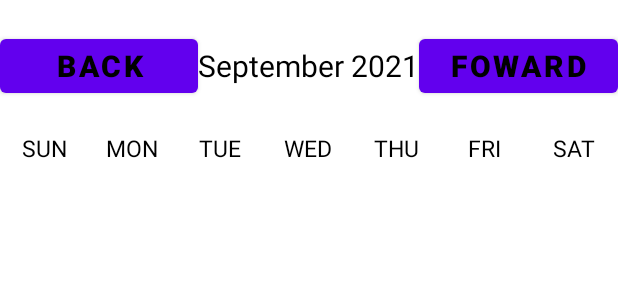
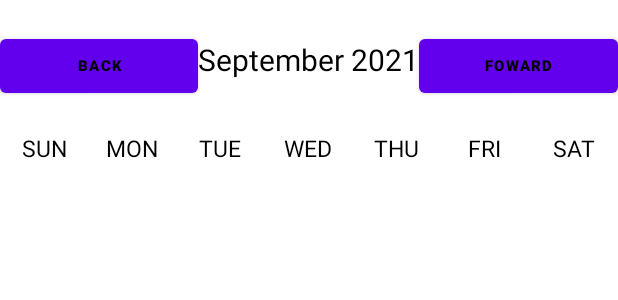
Before and after one commit to CP3405-2021-Team-StickyNotes/StickyOS, an Android app: the layout activity_calendar.xml on its own in the app's theme, with its tools: preview values and no code run, on a phone screen of 412 x 824 dp. Shown: the top 300 px of the screen. Run offline under Robolectric (Android 15) with nearby library versions, the phone set to English and light mode, and no system bars.

Commit message:
Finished calendar app

```diff
--- a/app/src/main/res/layout/activity_calendar.xml
+++ b/app/src/main/res/layout/activity_calendar.xml
@@ -14,13 +14,15 @@
         android:layout_marginBottom="20dp">
 
         <Button
+            android:id="@+id/month_navigation_previous"
             android:layout_width="0dp"
+            android:onClick="previousMonthAction"
             android:layout_height="wrap_content"
             android:layout_weight="1"
-            android:text="back"
+            android:text="@string/back"
             android:textColor="@color/black"
             android:textStyle="bold"
-            android:textSize="20sp">
+            android:textSize="10sp">
         </Button>
 
         <TextView
@@ -32,18 +34,19 @@
             android:textSize="20sp"
             android:textAlignment="center"
             android:textStyle="bold"
-            android:text="September 2021">
+            android:text="@string/september_2021">
         </TextView>
 
         <Button
+            android:id="@+id/month_navigation_next"
+            android:onClick="nextMonthAction"
             android:layout_width="0dp"
             android:layout_height="wrap_content"
             android:layout_weight="1"
-            android:text="foward"
-
+            android:text="@string/foward"
             android:textColor="@color/black"
             android:textStyle="bold"
-            android:textSize="20sp">
+            android:textSize="10sp">
         </Button>
 
     </LinearLayout>
@@ -121,6 +124,10 @@
 
     </LinearLayout>
 
-
+    <androidx.recyclerview.widget.RecyclerView
+        android:id="@+id/calanderRecycler"
+        android:layout_width="match_parent"
+        android:layout_height="match_parent">
+    </androidx.recyclerview.widget.RecyclerView>
 
 </LinearLayout>
--- a/app/src/main/res/values/strings.xml
+++ b/app/src/main/res/values/strings.xml
@@ -1,3 +1,6 @@
 <resources>
     <string name="app_name">StickyOS</string>
+    <string name="back">back</string>
+    <string name="september_2021">September 2021</string>
+    <string name="foward">foward</string>
 </resources>
```
Also changed, not shown: app/src/main/java/au/edu/jcu/cp3406/stickyos/CalendarActivity.java (+84 -1 lines), app/src/main/java/au/edu/jcu/cp3406/stickyos/CalendarAdapter.java (added, +44 -0 lines), app/src/main/java/au/edu/jcu/cp3406/stickyos/CalendarViewHolder.java (added, +26 -0 lines), app/src/main/res/layout/calendar_cell.xml (added, +21 -0 lines).
